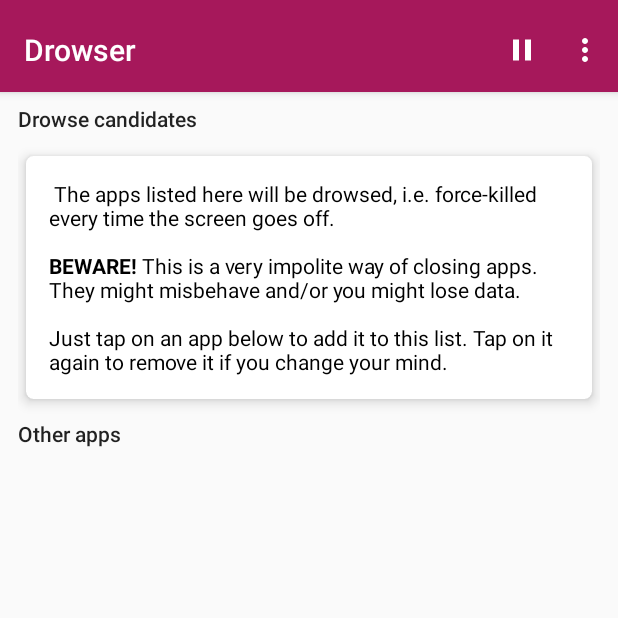
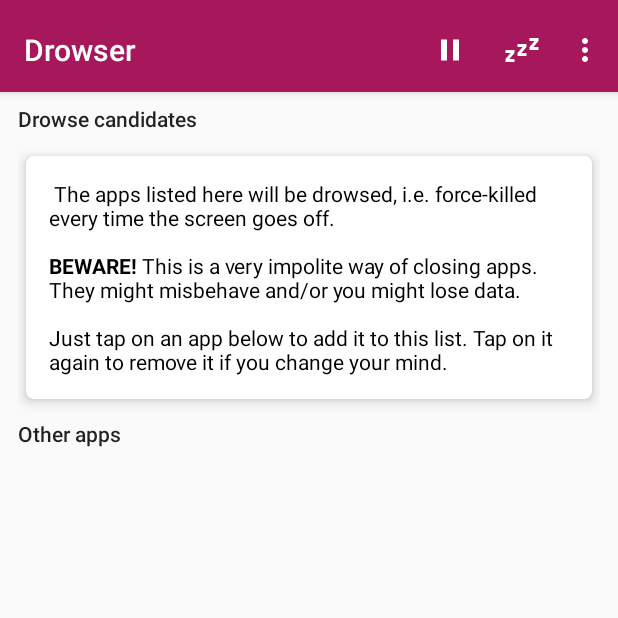
Before and after one commit to emtee40/Drowser-bk, an Android app: the screen it shows after launch (MainActivity), on a phone screen of 412 x 824 dp, the top half of it. Run offline under Robolectric (Android 15) with nearby library versions, the phone set to English and light mode, and no system bars; our stand-ins replace Room's generated code, Timber; libraries missing offline, so code that uses them is left out: com.mikepenz.aboutlibraries, eu.chainfire.libsuperuser; 1 statement that could not run was skipped.

Commit message:
Add 'zzz' button to drowse all apps immediately
Implement #4.

```diff
--- a/app/src/main/java/com/jarsilio/android/drowser/MainActivity.kt
+++ b/app/src/main/java/com/jarsilio/android/drowser/MainActivity.kt
@@ -101,6 +101,7 @@ class MainActivity : AppCompatActivity() {
             R.id.menu_item_licenses -> showAboutLicensesActivity()
             R.id.menu_item_global_pause -> showDisableUntilDialog()
             R.id.menu_item_global_play -> reEnable()
+            R.id.menu_item_drowse_now -> drowseNow()
         }
 
         return super.onOptionsItemSelected(item)
@@ -180,4 +181,11 @@ class MainActivity : AppCompatActivity() {
                 getString(R.string.snackbar_reenabled),
                 Snackbar.LENGTH_LONG).show()
     }
+
+    private fun drowseNow() {
+        Snackbar.make(findViewById<View>(R.id.main_content),
+                getString(R.string.snackbar_zzz),
+                Snackbar.LENGTH_LONG).show()
+        AppsManager(this).forceStopApps()
+    }
 }
--- /dev/null
+++ b/app/src/main/res/drawable/ic_sleep_white.xml
@@ -0,0 +1,9 @@
+<vector xmlns:android="http://schemas.android.com/apk/res/android"
+    android:width="24dp"
+    android:height="24dp"
+    android:viewportWidth="24"
+    android:viewportHeight="24">
+  <path
+      android:pathData="M23,12H17V10L20.39,6H17V4H23V6L19.62,10H23V12M15,16H9V14L12.39,10H9V8H15V10L11.62,14H15V16M7,20H1V18L4.39,14H1V12H7V14L3.62,18H7V20Z"
+      android:fillColor="#ffffff"/>
+</vector>
--- a/app/src/main/res/menu/menu.xml
+++ b/app/src/main/res/menu/menu.xml
@@ -24,4 +24,9 @@
         android:icon="@drawable/ic_play_arrow_white"
         android:orderInCategory="200"
         app:showAsAction="ifRoom" />
+    <item android:id="@+id/menu_item_drowse_now"
+        android:title="@string/menu_item_zzz"
+        android:icon="@drawable/ic_sleep_white"
+        android:orderInCategory="250"
+        app:showAsAction="ifRoom" />
 </menu>
--- a/app/src/main/res/values/strings.xml
+++ b/app/src/main/res/values/strings.xml
@@ -16,6 +16,8 @@
     <!-- Play/Pause -->
     <string name="snackbar_disabled_until">Disabled Drowser until %s</string>
     <string name="snackbar_reenabled">Re-enabled Drowser</string>
+    <!-- zzz -->
+    <string name="snackbar_zzz">Drowsing apps...</string>
 
     <!-- Prefs -->
     <string name="prefs_category_service">Service</string>
@@ -32,6 +34,7 @@
     <string name="menu_item_licenses">Licenses</string>
     <string name="menu_item_global_pause">Temporarily Disable...</string>
     <string name="menu_item_global_play">Re-enable...</string>
+    <string name="menu_item_zzz">Drowse apps now</string>
 
     <!-- Licenses Activity -->
     <string name="licenses_about_libraries_text" translatable="false"><![CDATA[<br/><b>%s License</b><br/><br/>Copyright (c) 2016-2018 Juan García Basilio<br/><br/>This app is free software: you can redistribute it and/or modify it under the terms of the GNU General Public License as published by the Free Software Foundation, either version 3 of the License, or (at your option) any later version.<br/><br/>This app is distributed in the hope that it will be useful, but WITHOUT ANY WARRANTY; without even the implied warranty of MERCHANTABILITY or FITNESS FOR A PARTICULAR PURPOSE. See the <a href="http://www.gnu.org/licenses/">GNU General Public License</a> for more details.<br/><br/><b>Third-party libraries</b><br/><br/>Here is a list of the libraries used by this app. Tap on them for more information.]]></string>
```
